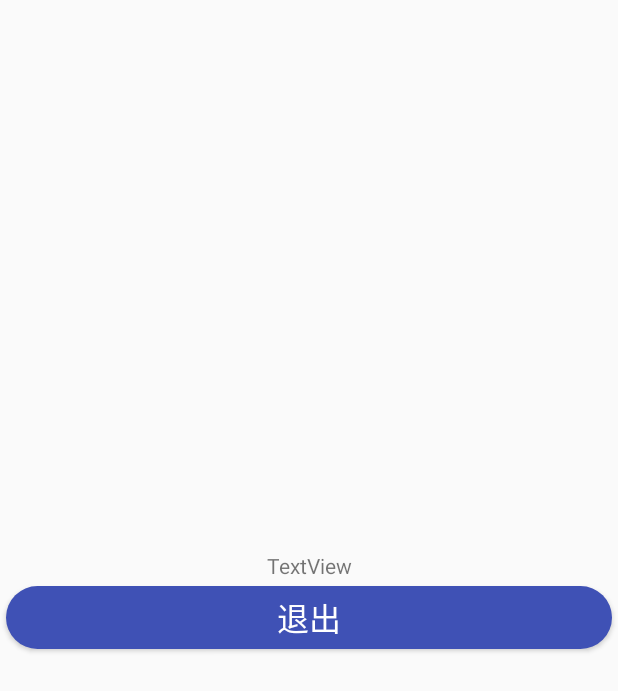
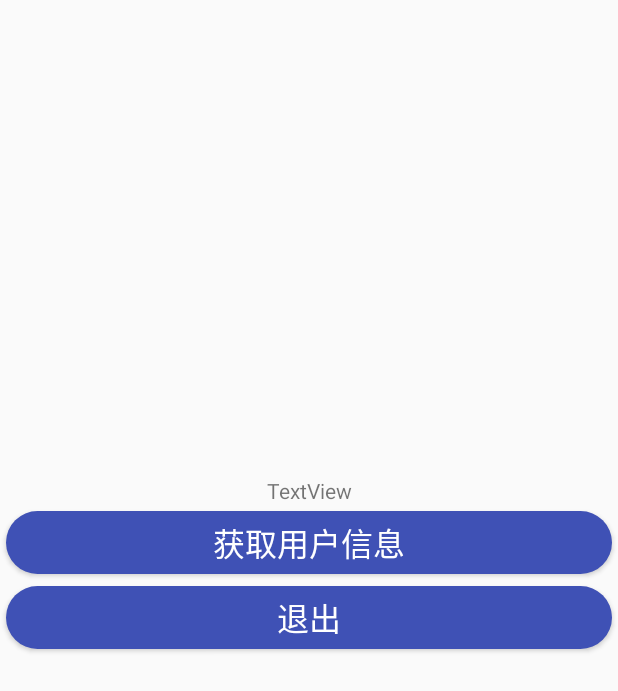
Before and after one commit to jeesun/ScanLogin, an Android app: the layout activity_main.xml on its own in the app's theme, with its tools: preview values and no code run, on a phone screen of 412 x 824 dp. Shown: the top 691 px of the screen. Run offline under Robolectric (Android 15) with nearby library versions, the phone set to English and light mode, and no system bars.

Commit message:
MainActivity添加获取用户信息的按钮。

```diff
--- a/app/src/main/res/layout/activity_main.xml
+++ b/app/src/main/res/layout/activity_main.xml
@@ -11,8 +11,19 @@
         android:layout_width="match_parent"
         android:layout_height="wrap_content"
         android:textAlignment="center"
+        android:layout_above="@+id/get_user_info"
+        android:text="TextView" />
+
+    <Button
+        android:id="@+id/get_user_info"
+        android:layout_width="match_parent"
+        android:layout_height="@dimen/button_height"
         android:layout_above="@+id/logout"
-        android:text="TextView" />
+        android:layout_margin="@dimen/button_margin"
+        android:background="@drawable/btn_selector"
+        android:textColor="@android:color/white"
+        android:text="获取用户信息"
+        android:textSize="@dimen/button_text_size"/>
 
     <Button
         android:id="@+id/logout"
```
Also changed, not shown: app/src/main/java/com/simon/scanlogin/activity/MainActivity.java (+49 -35 lines).
